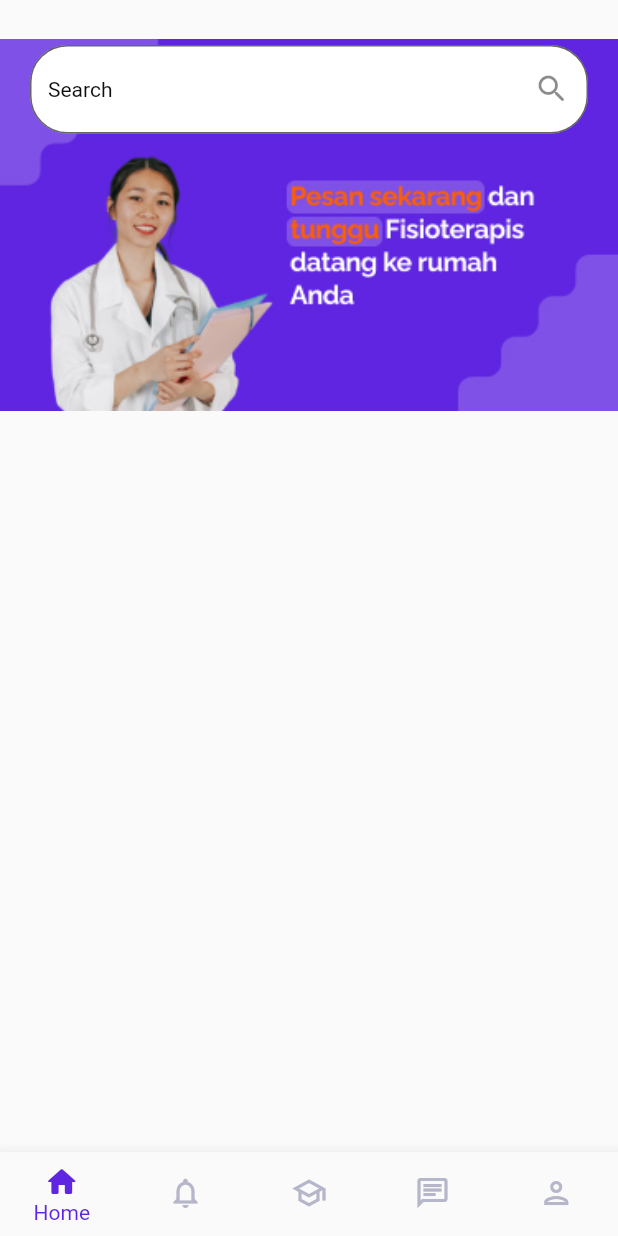
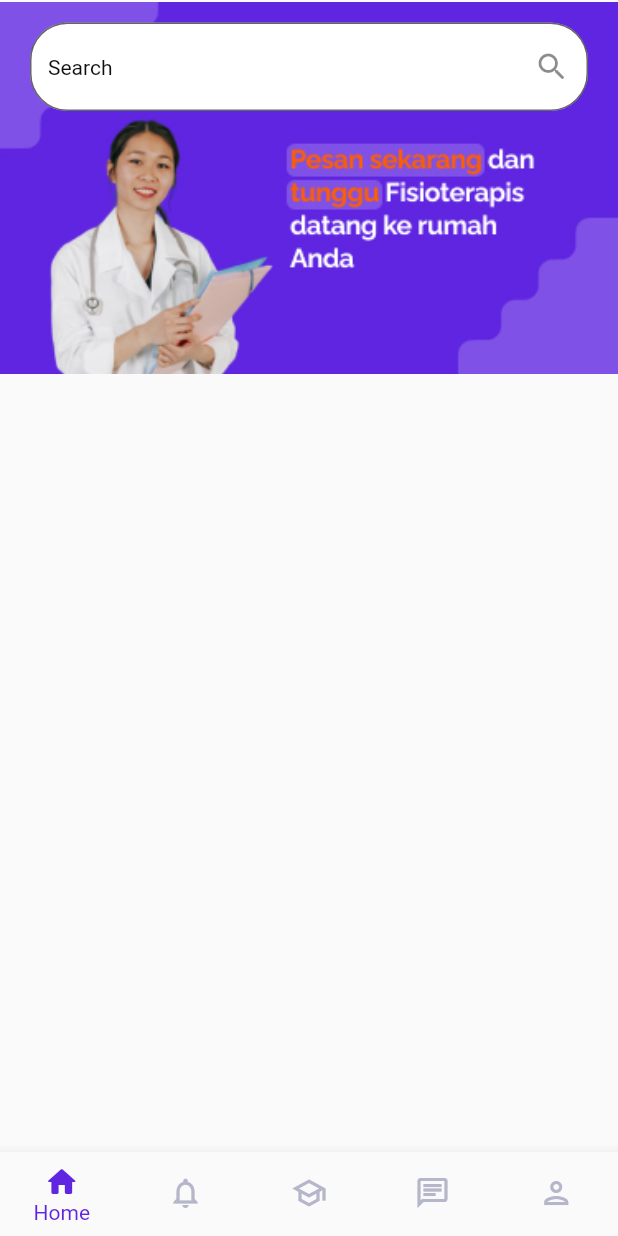
Before and after one commit to JoshInkiriwang/fisiohome, a Flutter app: the BottomNav screen opened directly, on a phone screen of 412 x 824 dp. Run offline on Flutter 3.47's test engine with Material 2 defaults, Android fonts, the phone set to English and light mode, and no system bars; our stand-ins replace introduction_screen.

Commit message:
HomePage & Search Bar Update

```diff
--- a/lib/BottomNavBarWidgets/HalamanHome.dart
+++ b/lib/BottomNavBarWidgets/HalamanHome.dart
@@ -14,18 +14,21 @@ class HalamanHome extends StatefulWidget {
 class _HalamanHomeState extends State<HalamanHome> {
   @override
   Widget build(BuildContext context) {
-    return SizedBox(
-      height: 300,
-      child: Stack(
-        fit: StackFit.expand,
-        children: [
-          Image.asset('assets/images/HomePage.jpg', fit: BoxFit.contain,),
-          ClipRect(
-            child: Container(
+    return MaterialApp(
+      debugShowCheckedModeBanner: false,
+      home: Scaffold(
+        body: Stack(
+          children: <Widget>[
+            Container(
+              alignment: Alignment(0, -0.995),
+              child: Image.asset('assets/images/HomePage.jpg',scale: 0.9)
+            ),
+            Container(
+              alignment: Alignment.topCenter,
               child: SearchBar(),
             ),
-          )
-        ],
+          ],
+        ),
       ),
     );
   }
--- a/lib/BottomNavBarWidgets/SearchBar.dart
+++ b/lib/BottomNavBarWidgets/SearchBar.dart
@@ -5,7 +5,7 @@ class SearchBar extends StatelessWidget {
   @override
   Widget build(BuildContext context) {
     return Padding(
-      padding: EdgeInsets.fromLTRB(20.0, 30.0, 20.0, 3.0),
+      padding: EdgeInsets.fromLTRB(20.0, 15.0, 20.0, 3.0),
       child: TextField(
         decoration: InputDecoration(
           border: OutlineInputBorder(
```
